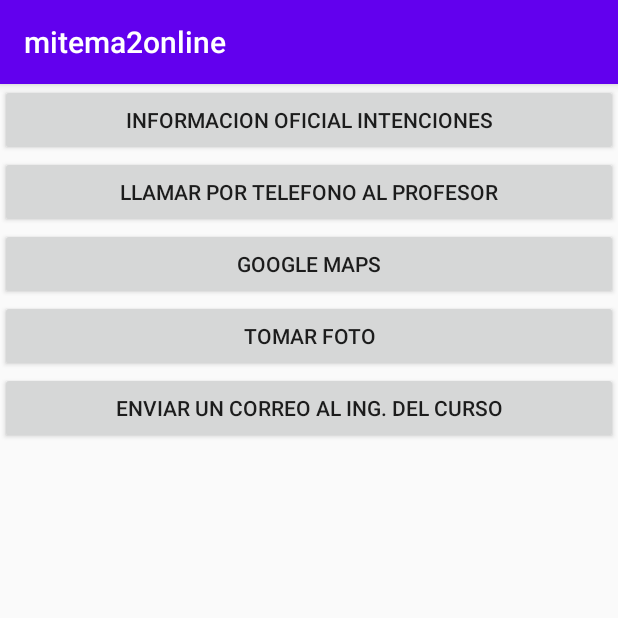
After one commit to WCNosliwsys/mitema2, an Android app: the Intenciones screen opened directly, with no data from a screen before it, on a phone screen of 412 x 824 dp, the top half of it. The commit adds this screen. Run offline under Robolectric (Android 15) with nearby library versions, the phone set to English and light mode, and no system bars.

Commit message:
Intenciones implicitas

```diff
--- a/app/src/main/AndroidManifest.xml
+++ b/app/src/main/AndroidManifest.xml
@@ -9,7 +9,8 @@
         android:roundIcon="@mipmap/ic_launcher_round"
         android:supportsRtl="true"
         android:theme="@style/AppTheme">
-        <activity android:name=".Comunicacion2"></activity>
+        <activity android:name=".Intenciones"></activity>
+        <activity android:name=".Comunicacion2" />
         <activity android:name=".Comunicacion1" />
         <activity android:name=".MainActivity">
             <intent-filter>
--- a/app/src/main/java/com/ingwilson/mitema2online/MainActivity.java
+++ b/app/src/main/java/com/ingwilson/mitema2online/MainActivity.java
@@ -37,6 +37,10 @@ public class MainActivity extends AppCompatActivity {
             startActivity(new Intent(this, Comunicacion1.class));
             return true;
         }
+        if (id == R.id.activity_intenciones) {
+            startActivity(new Intent(this, Intenciones.class));
+            return true;
+        }
         return super.onOptionsItemSelected(item);
     }
 }
--- /dev/null
+++ b/app/src/main/res/layout/activity_intenciones.xml
@@ -0,0 +1,34 @@
+<?xml version="1.0" encoding="utf-8"?>
+<LinearLayout xmlns:android="http://schemas.android.com/apk/res/android"
+    xmlns:app="http://schemas.android.com/apk/res-auto"
+    xmlns:tools="http://schemas.android.com/tools"
+    android:layout_width="match_parent"
+    android:layout_height="match_parent"
+    android:orientation="vertical"
+    tools:context=".Intenciones">
+    <Button
+        android:layout_width="match_parent"
+        android:layout_height="wrap_content"
+        android:onClick="web"
+        android:text="Informacion oficial intenciones" />
+    <Button
+        android:layout_width="match_parent"
+        android:layout_height="wrap_content"
+        android:onClick="Llamar"
+        android:text="LLamar por telefono al profesor" />
+    <Button
+        android:layout_width="match_parent"
+        android:layout_height="wrap_content"
+        android:onClick="maps"
+        android:text="Google Maps" />
+    <Button
+        android:layout_width="match_parent"
+        android:layout_height="wrap_content"
+        android:onClick="foto"
+        android:text="Tomar Foto" />
+    <Button
+        android:layout_width="match_parent"
+        android:layout_height="wrap_content"
+        android:onClick="email"
+        android:text="Enviar un correo al Ing. del curso" />
+</LinearLayout>
```
Also changed, not shown: app/src/main/java/com/ingwilson/mitema2online/Intenciones.java (added, +43 -0 lines).
